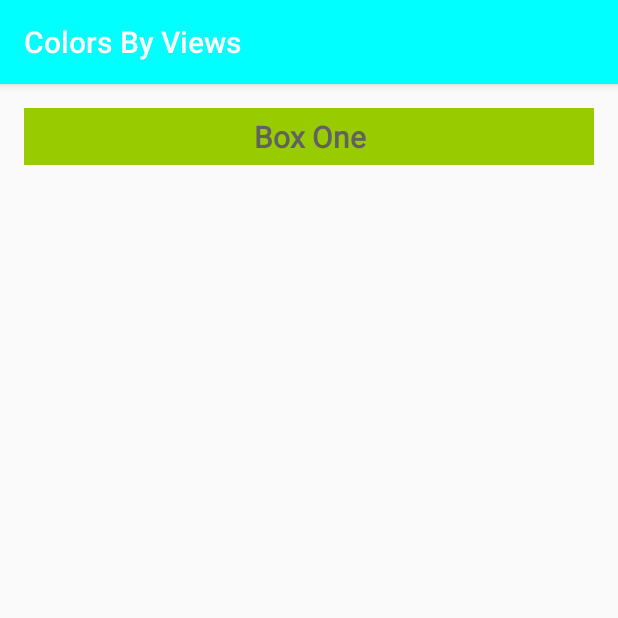
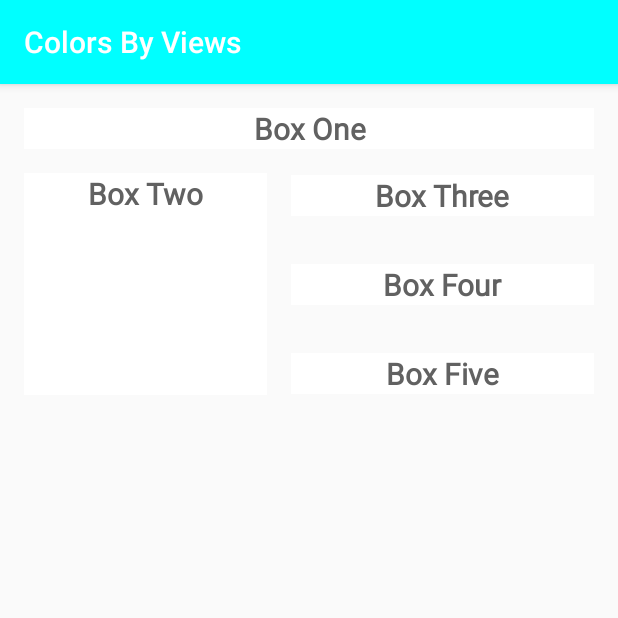
Before and after one commit to RehanGith/Color-my-Views, an Android app: the screen it shows after launch (MainActivity), on a phone screen of 412 x 824 dp, the top half of it. Run offline under Robolectric (Android 15) with nearby library versions, the phone set to English and light mode, and no system bars.

Commit message:
Created Ui for boxes

```diff
--- a/app/src/main/java/com/example/colorsbyviews/MainActivity.kt
+++ b/app/src/main/java/com/example/colorsbyviews/MainActivity.kt
@@ -11,7 +11,7 @@ class MainActivity : AppCompatActivity() {
         super.onCreate(savedInstanceState)
         enableEdgeToEdge()
         setContentView(R.layout.activity_main)
-        ViewCompat.setOnApplyWindowInsetsListener(findViewById(R.id.main)) { v, insets ->
+        ViewCompat.setOnApplyWindowInsetsListener(findViewById(R.id.constrain_layout)) { v, insets ->
             val systemBars = insets.getInsets(WindowInsetsCompat.Type.systemBars())
             v.setPadding(systemBars.left, systemBars.top, systemBars.right, systemBars.bottom)
             insets
--- a/app/src/main/res/layout/activity_main.xml
+++ b/app/src/main/res/layout/activity_main.xml
@@ -2,7 +2,7 @@
 <androidx.constraintlayout.widget.ConstraintLayout xmlns:android="http://schemas.android.com/apk/res/android"
     xmlns:app="http://schemas.android.com/apk/res-auto"
     xmlns:tools="http://schemas.android.com/tools"
-    android:id="@+id/main"
+    android:id="@+id/constrain_layout"
     android:layout_width="match_parent"
     android:layout_height="match_parent"
     tools:context=".MainActivity">
@@ -19,4 +19,59 @@
         app:layout_constraintStart_toStartOf="parent"
         app:layout_constraintTop_toTopOf="parent" />
 
+    <TextView
+        android:id="@+id/boxTwo"
+        style="@style/whiteBox"
+        android:layout_width="162dp"
+        android:layout_height="148dp"
+        android:layout_marginStart="16dp"
+        android:text="@string/boxTwo"
+        android:textColor="#616161"
+        app:layout_constraintStart_toStartOf="parent"
+        app:layout_constraintTop_toBottomOf="@+id/boxOne" />
+
+    <TextView
+        android:id="@+id/boxThree"
+        style="@style/whiteBox"
+        android:layout_width="0dp"
+        android:layout_height="wrap_content"
+        android:layout_marginStart="16dp"
+        android:layout_marginEnd="16dp"
+        android:text="@string/boxThree"
+        android:textColor="#616161"
+        app:layout_constraintBottom_toTopOf="@+id/boxFour"
+        app:layout_constraintEnd_toEndOf="parent"
+        app:layout_constraintHorizontal_bias="0.0"
+        app:layout_constraintStart_toEndOf="@+id/boxTwo"
+        app:layout_constraintTop_toTopOf="@+id/boxTwo" />
+
+    <TextView
+        android:id="@+id/boxFour"
+        style="@style/whiteBox"
+        android:layout_width="0dp"
+        android:layout_height="wrap_content"
+        android:layout_marginStart="16dp"
+        android:layout_marginEnd="16dp"
+        android:text="@string/boxFour"
+        android:textColor="#616161"
+        app:layout_constraintBottom_toTopOf="@+id/boxFive"
+        app:layout_constraintEnd_toEndOf="parent"
+        app:layout_constraintStart_toEndOf="@+id/boxTwo"
+        app:layout_constraintTop_toBottomOf="@+id/boxThree" />
+
+    <TextView
+        android:id="@+id/boxFive"
+        style="@style/whiteBox"
+        android:layout_width="0dp"
+        android:layout_height="wrap_content"
+        android:layout_marginStart="16dp"
+        android:layout_marginEnd="16dp"
+        android:text="@string/boxFive"
+        android:textColor="#616161"
+        app:layout_constraintBottom_toBottomOf="@+id/boxTwo"
+        app:layout_constraintEnd_toEndOf="parent"
+        app:layout_constraintHorizontal_bias="0.0"
+        app:layout_constraintStart_toEndOf="@+id/boxTwo"
+        app:layout_constraintTop_toBottomOf="@+id/boxFour" />
+
 </androidx.constraintlayout.widget.ConstraintLayout>
--- a/app/src/main/res/values/Style.xml
+++ b/app/src/main/res/values/Style.xml
@@ -1,8 +1,7 @@
 <?xml version="1.0" encoding="utf-8"?>
 <resources>
     <style name="whiteBox">
-        <item name="android:background">@android:color/holo_green_light</item>
-        <item name="android:padding">@dimen/padding</item>
+        <item name="android:background">@android:color/white</item>
         <item name="android:textAlignment">center</item>
         <item name="android:textSize">@dimen/box_text_size</item>
         <item name="android:layout_margin">@dimen/margin_wide</item>
--- a/app/src/main/res/values/strings.xml
+++ b/app/src/main/res/values/strings.xml
@@ -1,4 +1,8 @@
 <resources>
     <string name="app_name">Colors By Views</string>
     <string name="box_one">Box One</string>
+    <string name="boxThree">Box Three</string>
+    <string name="boxFour">Box Four</string>
+    <string name="boxFive">Box Five</string>
+    <string name="boxTwo">Box Two</string>
 </resources>
```
